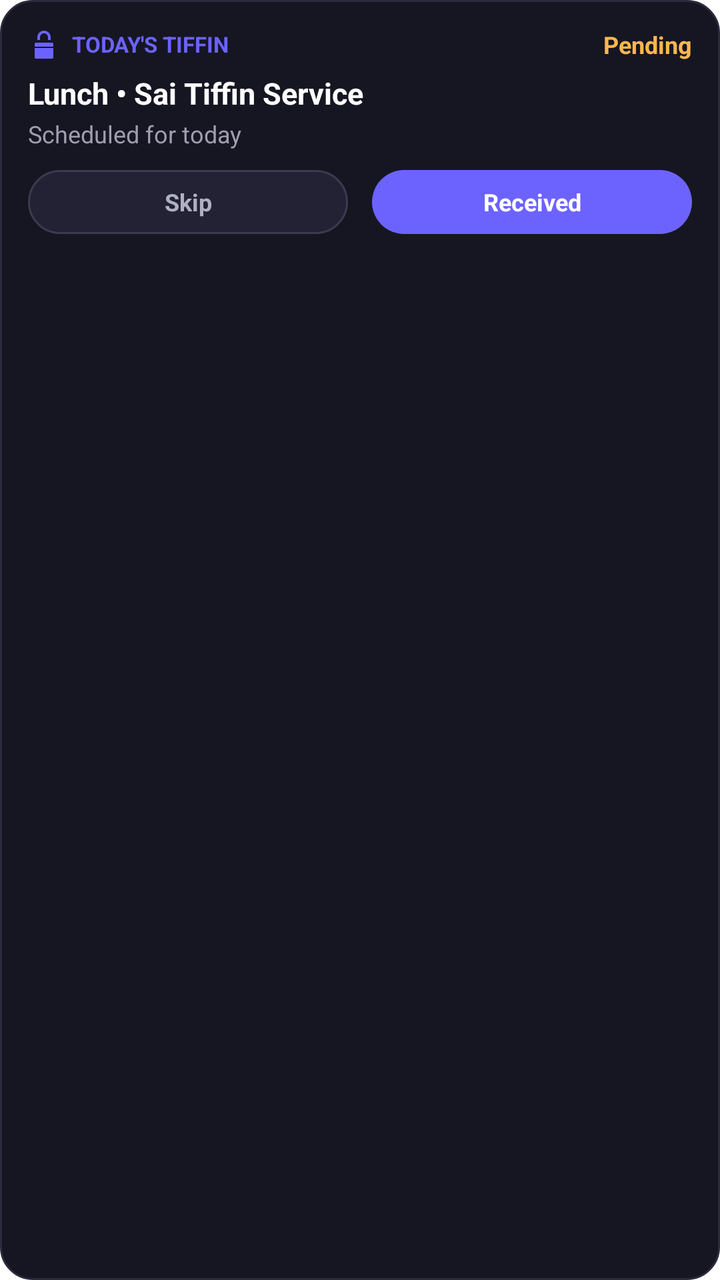
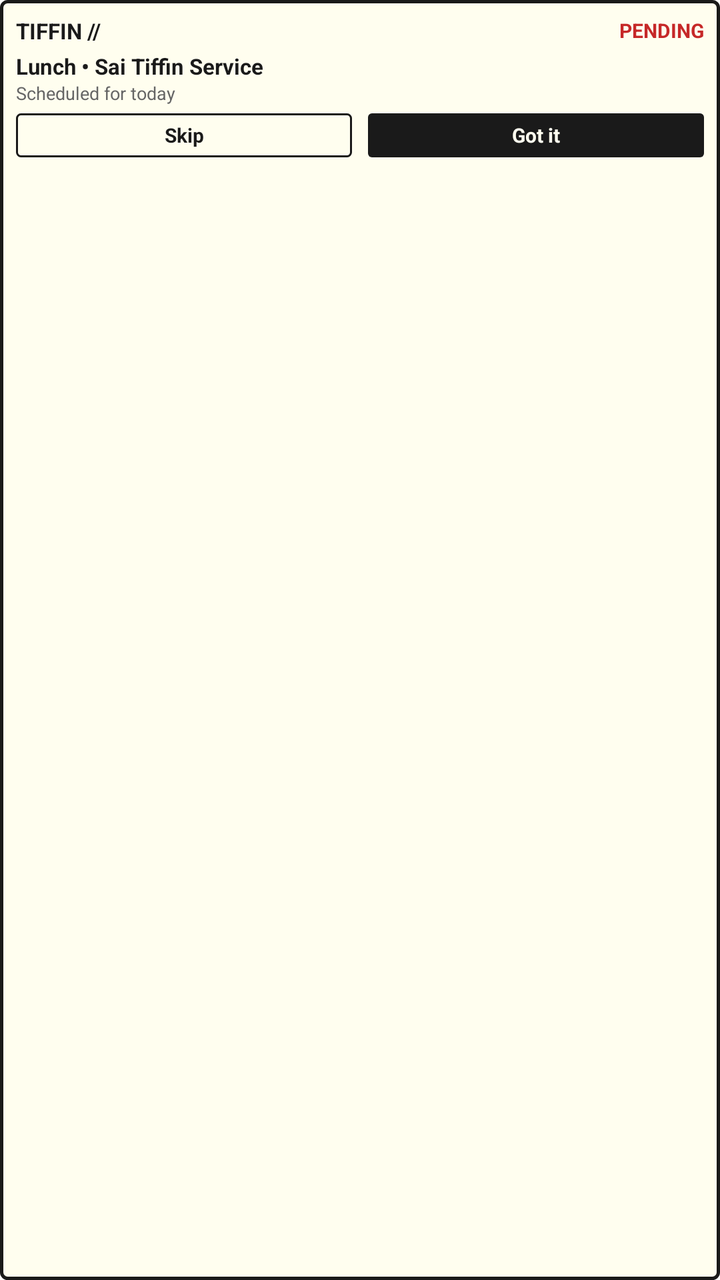

Screens rendered from an Android XML layout before and after an edit, with the pre-edit source and the edit as a unified diff.
<!-- AndroidManifest.xml: fallback theme Theme.MaterialComponents.DayNight.NoActionBar -->
<!-- res/layout/widget_tiffin.xml -->
<?xml version="1.0" encoding="utf-8"?>
<LinearLayout xmlns:android="http://schemas.android.com/apk/res/android"
    android:id="@+id/widget_tiffin_container"
    android:layout_width="match_parent"
    android:layout_height="match_parent"
    android:background="@drawable/widget_background"
    android:orientation="vertical"
    android:padding="14dp">

    
    <LinearLayout
        android:layout_width="match_parent"
        android:layout_height="wrap_content"
        android:gravity="center_vertical"
        android:orientation="horizontal">

        <ImageView
            android:layout_width="16dp"
            android:layout_height="16dp"
            android:src="@drawable/ic_widget_tiffin" />

        <TextView
            android:id="@+id/tiffin_widget_title"
            android:layout_width="0dp"
            android:layout_height="wrap_content"
            android:layout_marginStart="6dp"
            android:layout_weight="1"
            android:text="TODAY'S TIFFIN"
            android:textColor="#6C63FF"
            android:textSize="11sp"
            android:textStyle="bold" />

        <TextView
            android:id="@+id/tiffin_widget_status"
            android:layout_width="wrap_content"
            android:layout_height="wrap_content"
            android:text="Pending"
            android:textColor="#FFB74D"
            android:textSize="12sp"
            android:textStyle="bold" />
    </LinearLayout>

    
    <TextView
        android:id="@+id/tiffin_widget_meal"
        android:layout_width="wrap_content"
        android:layout_height="wrap_content"
        android:layout_marginTop="6dp"
        android:text="Lunch • Sai Tiffin Service"
        android:textColor="#FFFFFF"
        android:textSize="15sp"
        android:textStyle="bold" />

    <TextView
        android:id="@+id/tiffin_widget_subtitle"
        android:layout_width="wrap_content"
        android:layout_height="wrap_content"
        android:layout_marginTop="2dp"
        android:text="Scheduled for today"
        android:textColor="#9E9EB0"
        android:textSize="12sp" />

    
    <LinearLayout
        android:id="@+id/tiffin_actions_layout"
        android:layout_width="match_parent"
        android:layout_height="wrap_content"
        android:layout_marginTop="10dp"
        android:orientation="horizontal">

        <TextView
            android:id="@+id/btn_tiffin_skip"
            android:layout_width="0dp"
            android:layout_height="32dp"
            android:layout_marginEnd="6dp"
            android:layout_weight="1"
            android:background="@drawable/widget_btn_secondary"
            android:gravity="center"
            android:text="Skip"
            android:textColor="#B0B0C4"
            android:textSize="12sp"
            android:textStyle="bold" />

        <TextView
            android:id="@+id/btn_tiffin_received"
            android:layout_width="0dp"
            android:layout_height="32dp"
            android:layout_marginStart="6dp"
            android:layout_weight="1"
            android:background="@drawable/widget_btn_purple"
            android:gravity="center"
            android:text="Received"
            android:textColor="#FFFFFF"
            android:textSize="12sp"
            android:textStyle="bold" />
    </LinearLayout>
</LinearLayout>
<!-- resources referenced by this layout -->
<resources>
  <!-- drawable ic_widget_tiffin (drawable) -->
  <vector xmlns:android="http://schemas.android.com/apk/res/android"
      android:width="48dp"
      android:height="48dp"
      android:viewportWidth="24"
      android:viewportHeight="24">
    <path
        android:fillColor="#6C63FF"
        android:pathData="M18.06,22.99h-12.12c-0.52,0 -0.94,-0.42 -0.94,-0.94v-7.11h14v7.11c0,0.52 -0.42,0.94 -0.94,0.94zM19,13.94H5v-2c0,-0.55 0.45,-1 1,-1h12c0.55,0 1,0.45 1,1v2zM12,2c-2.76,0 -5,2.24 -5,5v2h10v-2c0,-2.76 -2.24,-5 -5,-5zM12,4c1.65,0 3,1.35 3,3v2h-6v-2c0,-1.65 1.35,-3 3,-3z"/>
  </vector>
  <!-- drawable widget_background (drawable) -->
  <?xml version="1.0" encoding="utf-8"?>
  <shape xmlns:android="http://schemas.android.com/apk/res/android"
      android:shape="rectangle">
      <solid android:color="#161622" />
      <corners android:radius="16dp" />
      <stroke
          android:width="1dp"
          android:color="#2A2A3C" />
  </shape>
  <!-- drawable widget_btn_purple (drawable) -->
  <?xml version="1.0" encoding="utf-8"?>
  <shape xmlns:android="http://schemas.android.com/apk/res/android"
      android:shape="rectangle">
      <solid android:color="#6C63FF" />
      <corners android:radius="18dp" />
  </shape>
  <!-- drawable widget_btn_secondary (drawable) -->
  <?xml version="1.0" encoding="utf-8"?>
  <shape xmlns:android="http://schemas.android.com/apk/res/android"
      android:shape="rectangle">
      <solid android:color="#222234" />
      <corners android:radius="18dp" />
      <stroke
          android:width="1dp"
          android:color="#3A3A52" />
  </shape>
</resources>

<!-- the commit's change to res/layout/widget_tiffin.xml (unified diff, before → after) -->
@@ -5,7 +5,7 @@
     android:layout_height="match_parent"
     android:background="@drawable/widget_background"
     android:orientation="vertical"
-    android:padding="14dp">
+    android:padding="8dp">
 
     
     <LinearLayout
@@ -14,19 +14,13 @@
         android:gravity="center_vertical"
         android:orientation="horizontal">
 
-        <ImageView
-            android:layout_width="16dp"
-            android:layout_height="16dp"
-            android:src="@drawable/ic_widget_tiffin" />
-
         <TextView
             android:id="@+id/tiffin_widget_title"
             android:layout_width="0dp"
             android:layout_height="wrap_content"
-            android:layout_marginStart="6dp"
             android:layout_weight="1"
-            android:text="TODAY'S TIFFIN"
-            android:textColor="#6C63FF"
+            android:text="TIFFIN //"
+            android:textColor="#1A1A1A"
             android:textSize="11sp"
             android:textStyle="bold" />
 
@@ -34,64 +28,67 @@
             android:id="@+id/tiffin_widget_status"
             android:layout_width="wrap_content"
             android:layout_height="wrap_content"
-            android:text="Pending"
-            android:textColor="#FFB74D"
-            android:textSize="12sp"
+            android:text="PENDING"
+            android:textColor="#C62828"
+            android:textSize="10sp"
             android:textStyle="bold" />
     </LinearLayout>
 
     
     <TextView
         android:id="@+id/tiffin_widget_meal"
-        android:layout_width="wrap_content"
+        android:layout_width="match_parent"
         android:layout_height="wrap_content"
-        android:layout_marginTop="6dp"
+        android:layout_marginTop="3dp"
+        android:ellipsize="end"
+        android:maxLines="1"
         android:text="Lunch • Sai Tiffin Service"
-        android:textColor="#FFFFFF"
-        android:textSize="15sp"
+        android:textColor="#1A1A1A"
+        android:textSize="11sp"
         android:textStyle="bold" />
 
     <TextView
         android:id="@+id/tiffin_widget_subtitle"
-        android:layout_width="wrap_content"
+        android:layout_width="match_parent"
         android:layout_height="wrap_content"
-        android:layout_marginTop="2dp"
+        android:ellipsize="end"
+        android:maxLines="1"
         android:text="Scheduled for today"
-        android:textColor="#9E9EB0"
-        android:textSize="12sp" />
+        android:textColor="#666666"
+        android:textSize="9sp" />
 
     
     <LinearLayout
         android:id="@+id/tiffin_actions_layout"
         android:layout_width="match_parent"
         android:layout_height="wrap_content"
-        android:layout_marginTop="10dp"
+        android:layout_marginTop="4dp"
         android:orientation="horizontal">
 
         <TextView
             android:id="@+id/btn_tiffin_skip"
             android:layout_width="0dp"
-            android:layout_height="32dp"
-            android:layout_marginEnd="6dp"
+            android:layout_height="22dp"
+            android:layout_marginEnd="4dp"
             android:layout_weight="1"
             android:background="@drawable/widget_btn_secondary"
             android:gravity="center"
             android:text="Skip"
-            android:textColor="#B0B0C4"
-            android:textSize="12sp"
+            android:textColor="#1A1A1A"
+            android:textSize="10sp"
             android:textStyle="bold" />
 
         <TextView
             android:id="@+id/btn_tiffin_received"
             android:layout_width="0dp"
-            android:layout_height="32dp"
-            android:layout_marginStart="6dp"
+            android:layout_height="22dp"
+            android:layout_marginStart="4dp"
             android:layout_weight="1"
             android:background="@drawable/widget_btn_purple"
             android:gravity="center"
-            android:text="Received"
-            android:textColor="#FFFFFF"
-            android:textSize="12sp"
+            android:text="Got it"
+            android:textColor="#FFFEEF"
+            android:textSize="10sp"
             android:textStyle="bold" />
     </LinearLayout>
 </LinearLayout>
<!-- resource entries referenced after the edit -->
@@ -1,41 +1,31 @@
 <!-- resources referenced by this layout -->
 <resources>
-  <!-- drawable ic_widget_tiffin (drawable) -->
-  <vector xmlns:android="http://schemas.android.com/apk/res/android"
-      android:width="48dp"
-      android:height="48dp"
-      android:viewportWidth="24"
-      android:viewportHeight="24">
-    <path
-        android:fillColor="#6C63FF"
-        android:pathData="M18.06,22.99h-12.12c-0.52,0 -0.94,-0.42 -0.94,-0.94v-7.11h14v7.11c0,0.52 -0.42,0.94 -0.94,0.94zM19,13.94H5v-2c0,-0.55 0.45,-1 1,-1h12c0.55,0 1,0.45 1,1v2zM12,2c-2.76,0 -5,2.24 -5,5v2h10v-2c0,-2.76 -2.24,-5 -5,-5zM12,4c1.65,0 3,1.35 3,3v2h-6v-2c0,-1.65 1.35,-3 3,-3z"/>
-  </vector>
   <!-- drawable widget_background (drawable) -->
   <?xml version="1.0" encoding="utf-8"?>
   <shape xmlns:android="http://schemas.android.com/apk/res/android"
       android:shape="rectangle">
-      <solid android:color="#161622" />
-      <corners android:radius="16dp" />
+      <solid android:color="#FFFEEF" />
+      <corners android:radius="3dp" />
       <stroke
-          android:width="1dp"
-          android:color="#2A2A3C" />
+          android:width="1.5dp"
+          android:color="#1A1A1A" />
   </shape>
   <!-- drawable widget_btn_purple (drawable) -->
   <?xml version="1.0" encoding="utf-8"?>
   <shape xmlns:android="http://schemas.android.com/apk/res/android"
       android:shape="rectangle">
-      <solid android:color="#6C63FF" />
-      <corners android:radius="18dp" />
+      <solid android:color="#1A1A1A" />
+      <corners android:radius="2dp" />
   </shape>
   <!-- drawable widget_btn_secondary (drawable) -->
   <?xml version="1.0" encoding="utf-8"?>
   <shape xmlns:android="http://schemas.android.com/apk/res/android"
       android:shape="rectangle">
-      <solid android:color="#222234" />
-      <corners android:radius="18dp" />
+      <solid android:color="#FFFEEF" />
+      <corners android:radius="2dp" />
       <stroke
           android:width="1dp"
-          android:color="#3A3A52" />
+          android:color="#1A1A1A" />
   </shape>
 </resources>
 
